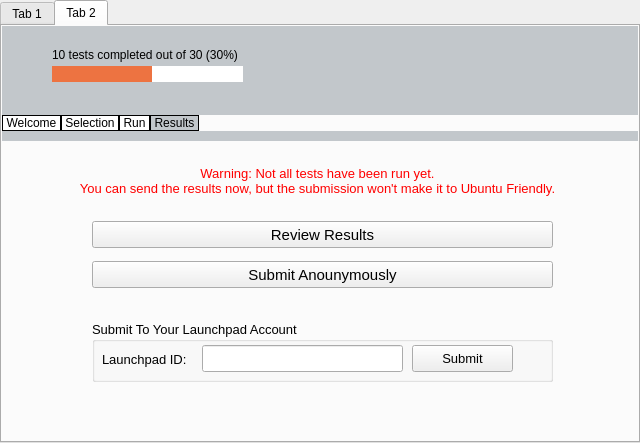
Qt form qt/checkbox-qt.ui (checkbox/checkbox) before a commit.
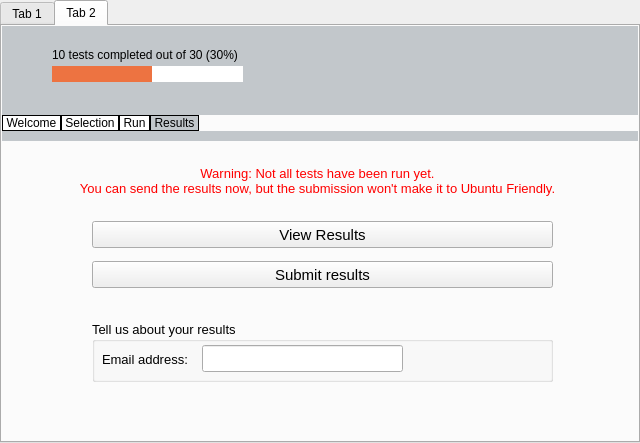
The same form after that commit. The open tabs and pages were chosen to show the change.

Commit message: Replaced LaunchpadId with EmailAddress and added implicit support for submitting anonymously.

The edit to the form file:
```diff
--- a/qt/checkbox-qt.ui
+++ b/qt/checkbox-qt.ui
@@ -848,7 +848,7 @@
               </rect>
              </property>
              <property name="text">
-              <string>Review Results</string>
+              <string>View Results</string>
              </property>
             </widget>
             <widget class="QPushButton" name="buttonSubmitAnounymously">
@@ -861,7 +861,7 @@
               </rect>
              </property>
              <property name="text">
-              <string>Submit Anounymously</string>
+              <string>Submit results</string>
              </property>
             </widget>
             <widget class="QGroupBox" name="groupBox">
@@ -879,7 +879,7 @@
               </font>
              </property>
              <property name="title">
-              <string>Submit To Your Launchpad Account</string>
+              <string>Tell us about your results</string>
              </property>
              <property name="flat">
               <bool>false</bool>
@@ -915,20 +915,7 @@
                </font>
               </property>
               <property name="text">
-               <string>Launchpad ID:</string>
-              </property>
-             </widget>
-             <widget class="QPushButton" name="buttonSubmit">
-              <property name="geometry">
-               <rect>
-                <x>320</x>
-                <y>24</y>
-                <width>101</width>
-                <height>27</height>
-               </rect>
-              </property>
-              <property name="text">
-               <string>Submit</string>
+               <string>Email address:</string>
               </property>
              </widget>
             </widget>
```
Left out of the diff: 6 changed lines with no effect on the pictures. The commit also changes 5 other files.
